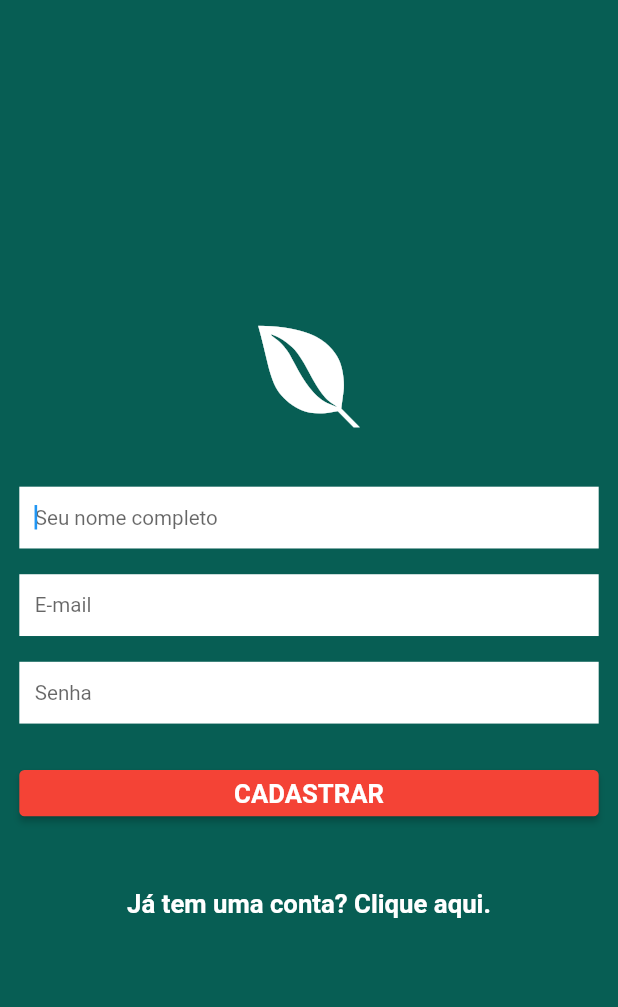
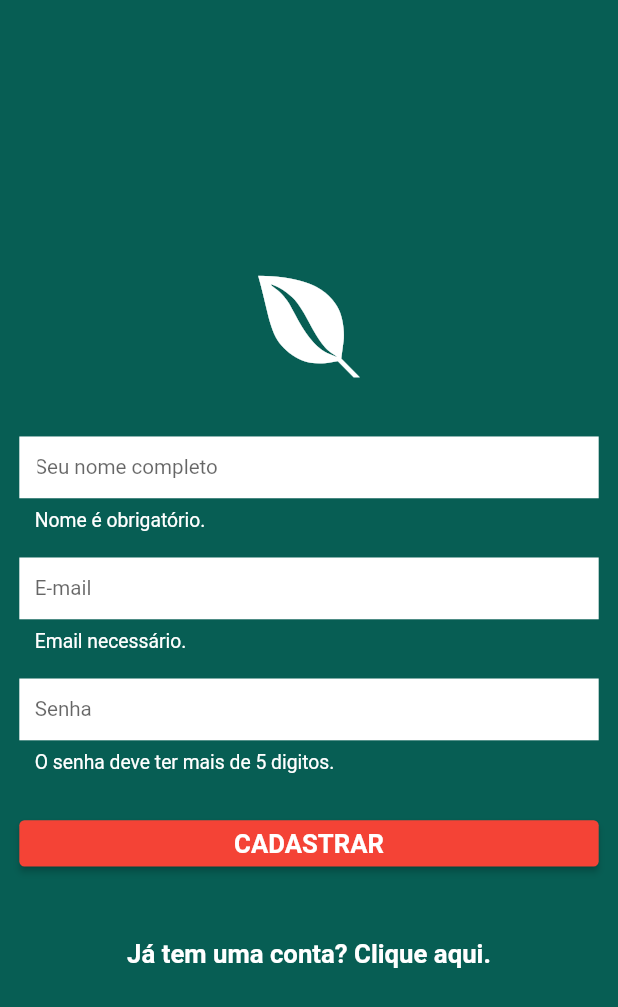
Before and after one commit to hbgit/qplant, a Flutter app: the AddNewUser screen opened by its route, after a tap on "CADASTRAR", on a phone screen of 412 x 824 dp. Shown: the top 1007 px of the screen. Run offline on Flutter 3.47's test engine with Material 2 defaults, Android fonts, the phone set to English and light mode, and no system bars; our stand-ins replace awesome_dialog, cloud_firestore, file_picker, firebase_auth, firebase_core, flutter_dotenv and 11 more; missing offline and left inert: flutter_login_facebook, twitter_login; accounts and stored records are empty; network calls fail.

Commit message:
Minor changes
Signed-off-by: Herbert Rocha <herberthb12@gmail.com>

```diff
--- a/lib/StartApp.dart
+++ b/lib/StartApp.dart
@@ -7,7 +7,8 @@ class StartApp extends StatelessWidget {
   @override
   Widget build(BuildContext context) {
     return MaterialApp(
-      builder: (context, widget) => ResponsiveWrapper.builder(
+      builder: (context, widget) {
+        return ResponsiveWrapper.builder(
             BouncingScrollWrapper.builder(context, widget!),
             defaultName: MOBILE,
             minWidth: 480,
@@ -18,7 +19,8 @@ class StartApp extends StatelessWidget {
               ResponsiveBreakpoint.resize(1200, name: DESKTOP),
               ResponsiveBreakpoint.autoScale(1700, name: 'XL'),
               ResponsiveBreakpoint.autoScale(2460, name: '4K'),
-          ]),
+            ]);
+      },
       debugShowCheckedModeBanner: false,
       title: 'Flutter Demo',
       theme: ThemeData(
--- a/lib/view/AddNewUser.dart
+++ b/lib/view/AddNewUser.dart
@@ -1,6 +1,13 @@
+import 'package:firebase_auth/firebase_auth.dart';
+import 'package:cloud_firestore/cloud_firestore.dart';
+//import 'package:firebase_storage/firebase_storage.dart';
 import 'package:flutter/material.dart';
 import 'package:font_awesome_flutter/font_awesome_flutter.dart';
 import 'package:qplant/controller/LoggerDef.dart';
+
+import 'package:flutter_spinkit/flutter_spinkit.dart';
+import 'package:qplant/controller/RouteGenerator.dart';
+import 'package:qplant/model/UserApp.dart';
 
 class AddNewUser extends StatefulWidget {
   //Login({Key key}) : super(key: key);
@@ -11,14 +18,112 @@ class AddNewUser extends StatefulWidget {
 
 class _LoginState extends State<AddNewUser> {
   LoggerDef callLog = LoggerDef();
+  bool _statusAction = false;
   //bool _validate = false;
-  late String _email, _password;
+  late String _name, _email, _password;
   //String _msgError = "";
+  GlobalKey<FormState> _key = new GlobalKey();
+
+  String? _validateName(String value) {
+    String pattern = r'(^[a-zA-Z ]*$)';
+    RegExp regExp = new RegExp(pattern);
+    print(value.length);
+    if (value.length == 0) {
+      return "Nome é obrigatório.";
+    } else if (value.length < 2) {
+      return "O nome ter mais 2 letras.";
+    } else if (!regExp.hasMatch(value)) {
+      return "Name must be a-z and A-Z";
+    } else if (regExp.allMatches(value).length <= 1) {
+      return "Primeiro e último nome";
+    }
+    return null;
+  }
+
+  String? _validatePassword(String value) {
+    RegExp regExp = new RegExp(r"[0-9]");
+    //print(regExp.allMatches(value).length);
+    if (value.length < 5) {
+      return "O senha deve ter mais de 5 digitos.";
+    } else if (regExp.allMatches(value).length < 3) {
+      return "A senha deve conter pelo menos 3 números.";
+    }
+    return null;
+  }
+
+  String? _validateEmail(String value) {
+    String pattern =
+        r'^(([^<>()[\]\\.,;:\s@\"]+(\.[^<>()[\]\\.,;:\s@\"]+)*)|(\".+\"))@((\[[0-9]{1,3}\.[0-9]{1,3}\.[0-9]{1,3}\.[0-9]{1,3}\])|(([a-zA-Z\-0-9]+\.)+[a-zA-Z]{2,}))$';
+    RegExp regExp = new RegExp(pattern);
+    if (value.length == 0) {
+      return "Email necessário.";
+    } else if (!regExp.hasMatch(value)) {
+      return "Email inválido :(";
+    } else {
+      return null;
+    }
+  }
+
+  _addNewUser(UserApp user) async {
+    setState(() {
+      _statusAction = true;
+    });
+
+    FirebaseAuth auth = FirebaseAuth.instance;
+
+    auth
+        .createUserWithEmailAndPassword(
+            email: user.email, password: user.password)
+        .then((firebaseUser) async {
+      FirebaseFirestore db = FirebaseFirestore.instance;
+
+      await db.collection("user").doc(firebaseUser.user!.uid).set(user.toMap());
+
+      Navigator.pushNamedAndRemoveUntil(
+          context, RouteGenerator.ROUTE_HOME, (_) => false);
+    }).catchError((onError) {
+      print("ERROR ADD USER" + onError.toString());
+    });
+  }
+
+  _sendToServer() {
+    if (_key.currentState!.validate()) {
+      // No any error in validation
+      callLog.logger.d("Data new login was validated");
+      _key.currentState!.save();
+      print("Name $_name");
+      print("Email $_email");
+      print("Pass $_password");
+
+      UserApp user = UserApp(email: _email, password: _password);
+      user.name = _name;
+      _addNewUser(user);
+    } else {
+      // validation error
+      setState(() {
+        //_validate = true;
+        _key.currentState!.deactivate();
+      });
+    }
+  }
 
   //Login Screen
   @override
   Widget build(BuildContext context) {
-    return Scaffold(
+    return _statusAction
+        ? Container(
+            color: Color(0xff0c7e47),
+            child: SpinKitFadingCube(
+              itemBuilder: (BuildContext context, int index) {
+                return DecoratedBox(
+                  decoration: BoxDecoration(
+                    color: index.isEven ? Colors.white : Colors.green,
+                  ),
+                );
+              },
+            ),
+          )
+        : Scaffold(
             body: Container(
               decoration: BoxDecoration(color: Color(0xff075E54)),
               padding: EdgeInsets.all(15),
@@ -40,61 +145,80 @@ class _LoginState extends State<AddNewUser> {
                         height: 20,
                       ),
                       Form(
+                          key: _key,
                           child: Column(
                             children: [
                               TextFormField(
+                                autovalidateMode:
+                                    AutovalidateMode.onUserInteraction,
                                 autofocus: true,
                                 decoration: InputDecoration(
+                                  errorStyle: TextStyle(
+                                      color: Colors.white, fontSize: 15),
                                   border: InputBorder.none,
                                   hintText: "Seu nome completo",
                                   filled: true,
                                   fillColor: Colors.white,
-                        helperStyle:
-                            TextStyle(color: Colors.black, fontSize: 20),
+                                  helperStyle: TextStyle(
+                                      color: Colors.black, fontSize: 20),
                                 ),
                                 keyboardType: TextInputType.text,
-                      onSaved: (String? v) {
-                        _email = v!;
+                                validator: (value) {
+                                  return _validateName(value!);
                                 },
                               ),
                               SizedBox(
                                 height: 20,
                               ),
                               TextFormField(
-                      autofocus: true,
+                                autovalidateMode:
+                                    AutovalidateMode.onUserInteraction,
                                 decoration: InputDecoration(
+                                  errorStyle: TextStyle(
+                                      color: Colors.white, fontSize: 15),
                                   border: InputBorder.none,
                                   hintText: "E-mail",
                                   filled: true,
                                   fillColor: Colors.white,
-                        helperStyle:
-                            TextStyle(color: Colors.black, fontSize: 20),
+                                  helperStyle: TextStyle(
+                                      color: Colors.black, fontSize: 20),
                                 ),
                                 keyboardType: TextInputType.emailAddress,
+                                validator: (value) {
+                                  return _validateEmail(value!);
+                                },
                                 onSaved: (String? v) {
                                   _email = v!;
-                        callLog.logger.d("The email used as input: " + _email);
+                                  callLog.logger
+                                      .d("The email used as input: " + _email);
                                 },
                               ),
                               SizedBox(
                                 height: 20,
                               ),
                               TextFormField(
-                      autofocus: true,
+                                autovalidateMode:
+                                    AutovalidateMode.onUserInteraction,
                                 decoration: InputDecoration(
+                                  errorStyle: TextStyle(
+                                      color: Colors.white, fontSize: 15),
                                   border: InputBorder.none,
                                   hintText: "Senha",
                                   filled: true,
                                   fillColor: Colors.white,
-                        helperStyle:
-                            TextStyle(color: Colors.black, fontSize: 20),
+                                  helperStyle: TextStyle(
+                                      color: Colors.black, fontSize: 20),
                                 ),
                                 obscureText: true,
                                 keyboardType: TextInputType.text,
+                                validator: (value) {
+                                  return _validatePassword(value!);
+                                },
                                 onSaved: (String? v) {
                                   _password = v!;
-                        callLog.logger
-                            .d("The password used as input: " + _password);
+                                  callLog.logger.d(
+                                      "The password used as input: " +
+                                          _password);
                                 },
                               ),
                               SizedBox(
@@ -111,7 +235,9 @@ class _LoginState extends State<AddNewUser> {
                                         fontWeight: FontWeight.bold,
                                       )),
                                   onPressed: () {
-                          callLog.logger.d("The new user was send to the app");
+                                    _sendToServer();
+                                    callLog.logger
+                                        .d("The new user was send to the app");
                                   },
                                   child: new Text("CADASTRAR"),
                                 ),
--- a/pubspec.yaml
+++ b/pubspec.yaml
@@ -53,6 +53,7 @@ dependencies:
   google_sign_in: ^5.2.1
   twitter_login: ^4.0.1
   flutter_dotenv: ^5.0.2
+  flutter_spinkit: ^5.1.0
 
 
 dev_dependencies:
```
Also changed, not shown: pubspec.lock. Lines whose indentation alone changed are shown as unchanged.
